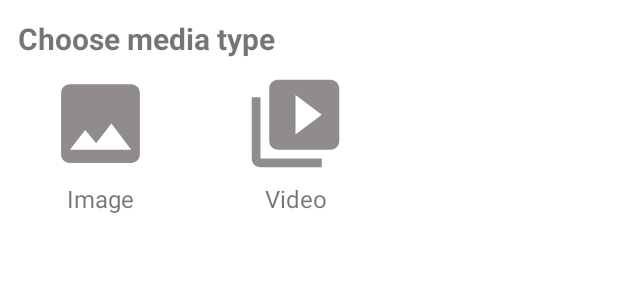
After one commit to jordansoans2002/Davidka, an Android app: the layout intent_popup.xml on its own in the app's theme, with its tools: preview values and no code run, on a phone screen of 412 x 824 dp. The commit adds this screen. Shown: the top 300 px of the screen. Run offline under Robolectric (Android 15) with nearby library versions, the phone set to English and light mode, and no system bars.

```diff
--- /dev/null
+++ b/app/src/main/res/drawable/baseline_image_24.xml
@@ -0,0 +1,5 @@
+<vector android:height="24dp" android:tint="#908C8C"
+    android:viewportHeight="24" android:viewportWidth="24"
+    android:width="24dp" xmlns:android="http://schemas.android.com/apk/res/android">
+    <path android:fillColor="@android:color/white" android:pathData="M21,19V5c0,-1.1 -0.9,-2 -2,-2H5c-1.1,0 -2,0.9 -2,2v14c0,1.1 0.9,2 2,2h14c1.1,0 2,-0.9 2,-2zM8.5,13.5l2.5,3.01L14.5,12l4.5,6H5l3.5,-4.5z"/>
+</vector>
--- /dev/null
+++ b/app/src/main/res/drawable/baseline_video_library_24.xml
@@ -0,0 +1,5 @@
+<vector android:height="24dp" android:tint="#908C8C"
+    android:viewportHeight="24" android:viewportWidth="24"
+    android:width="24dp" xmlns:android="http://schemas.android.com/apk/res/android">
+    <path android:fillColor="@android:color/white" android:pathData="M4,6L2,6v14c0,1.1 0.9,2 2,2h14v-2L4,20L4,6zM20,2L8,2c-1.1,0 -2,0.9 -2,2v12c0,1.1 0.9,2 2,2h12c1.1,0 2,-0.9 2,-2L22,4c0,-1.1 -0.9,-2 -2,-2zM12,14.5v-9l6,4.5 -6,4.5z"/>
+</vector>
--- a/app/src/main/res/layout/button.xml
+++ b/app/src/main/res/layout/button.xml
@@ -1,6 +1,7 @@
 <?xml version="1.0" encoding="utf-8"?>
 <androidx.cardview.widget.CardView xmlns:android="http://schemas.android.com/apk/res/android"
     xmlns:app="http://schemas.android.com/apk/res-auto"
+    xmlns:tools="http://schemas.android.com/tools"
     android:id="@+id/picture"
     android:layout_width="180dp"
     android:layout_height="180dp"
@@ -20,6 +21,7 @@
             android:layout_alignParentTop="true"
             android:layout_alignParentEnd="true"
             android:layout_alignParentBottom="true"
+            android:visibility="gone"
             app:layout_constraintEnd_toEndOf="parent"
             app:layout_constraintStart_toStartOf="parent"
             app:layout_constraintTop_toTopOf="parent" />
@@ -28,11 +30,11 @@
             android:id="@+id/img"
             android:layout_width="match_parent"
             android:layout_height="match_parent"
-            android:scaleType="centerInside"
+            android:scaleType="fitCenter"
             app:layout_constraintEnd_toEndOf="parent"
             app:layout_constraintStart_toStartOf="parent"
             app:layout_constraintTop_toTopOf="parent"
-            app:srcCompat="@drawable/yes" />
+            tools:srcCompat="@mipmap/ic_launcher" />
 
         <TextView
             android:id="@+id/txt"
--- /dev/null
+++ b/app/src/main/res/layout/intent_popup.xml
@@ -0,0 +1,72 @@
+<?xml version="1.0" encoding="utf-8"?>
+<androidx.constraintlayout.widget.ConstraintLayout xmlns:android="http://schemas.android.com/apk/res/android"
+    xmlns:app="http://schemas.android.com/apk/res-auto"
+    xmlns:tools="http://schemas.android.com/tools"
+    android:layout_width="wrap_content"
+    android:layout_height="wrap_content"
+    android:padding="12dp">
+
+    <TextView
+        android:id="@+id/textView3"
+        android:layout_width="wrap_content"
+        android:layout_height="wrap_content"
+        android:text="Choose media type"
+        android:textSize="20sp"
+        android:textStyle="bold"
+        app:layout_constraintStart_toStartOf="parent"
+        app:layout_constraintTop_toTopOf="parent" />
+
+    <ImageView
+        android:id="@+id/image_intent"
+        android:layout_width="70dp"
+        android:layout_height="70dp"
+        android:layout_marginStart="20dp"
+        android:layout_marginTop="8dp"
+        app:layout_constraintStart_toStartOf="parent"
+        app:layout_constraintTop_toBottomOf="@+id/textView3"
+        app:srcCompat="@drawable/baseline_image_24" />
+
+    <ImageView
+        android:id="@+id/video_intent"
+        android:layout_width="70dp"
+        android:layout_height="70dp"
+        android:layout_marginStart="60dp"
+        android:layout_marginEnd="20dp"
+        app:layout_constraintEnd_toEndOf="parent"
+        app:layout_constraintStart_toEndOf="@+id/image_intent"
+        app:layout_constraintTop_toTopOf="@+id/image_intent"
+        app:srcCompat="@drawable/baseline_video_library_24" />
+
+    <TextView
+        android:id="@+id/textView"
+        android:layout_width="wrap_content"
+        android:layout_height="wrap_content"
+        android:layout_marginTop="4dp"
+        android:layout_marginBottom="8dp"
+        android:text="Image"
+        android:textSize="16sp"
+        app:layout_constraintBottom_toBottomOf="parent"
+        app:layout_constraintEnd_toEndOf="@+id/image_intent"
+        app:layout_constraintStart_toStartOf="@+id/image_intent"
+        app:layout_constraintTop_toBottomOf="@+id/image_intent" />
+
+    <TextView
+        android:id="@+id/textView2"
+        android:layout_width="wrap_content"
+        android:layout_height="wrap_content"
+        android:text="Video"
+        android:textSize="16sp"
+        app:layout_constraintEnd_toEndOf="@+id/video_intent"
+        app:layout_constraintStart_toStartOf="@+id/video_intent"
+        app:layout_constraintTop_toTopOf="@+id/textView" />
+
+    <View
+        android:id="@+id/divider"
+        android:layout_width="4dp"
+        android:layout_height="56dp"
+        android:background="@color/white"
+        app:layout_constraintBottom_toBottomOf="parent"
+        app:layout_constraintEnd_toStartOf="@+id/video_intent"
+        app:layout_constraintStart_toEndOf="@+id/image_intent"
+        app:layout_constraintTop_toTopOf="parent" />
+</androidx.constraintlayout.widget.ConstraintLayout>
```
Also changed, not shown: app/src/main/java/com/example/davidka/AlertBox.java (+77 -1 lines), app/src/main/java/com/example/davidka/ChangeGridAdapter.java (+39 -62 lines), app/src/main/java/com/example/davidka/ChangeLayoutActivity.java (+10 -0 lines), app/src/main/java/com/example/davidka/PictureGridAdapter.java (+7 -1 lines), app/src/main/java/com/example/davidka/SettingsActivity.java (+0 -27 lines), app/src/main/res/layout/edit_button.xml (+6 -6 lines), app/src/main/res/xml/preferences.xml (+10 -1 lines).
